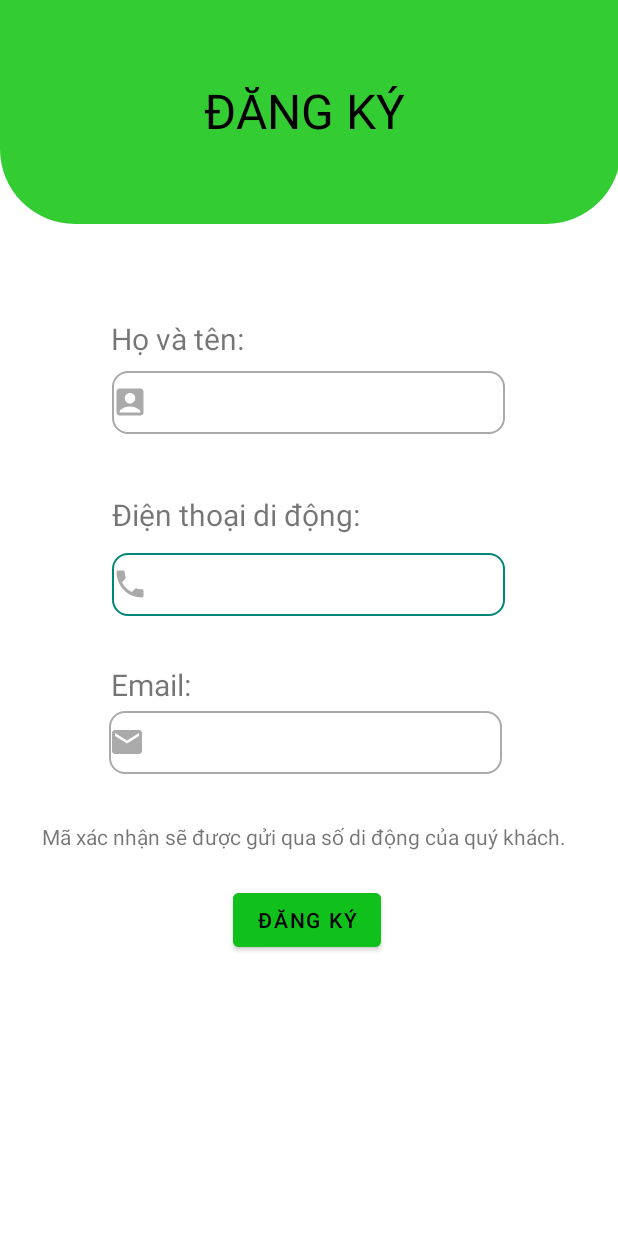
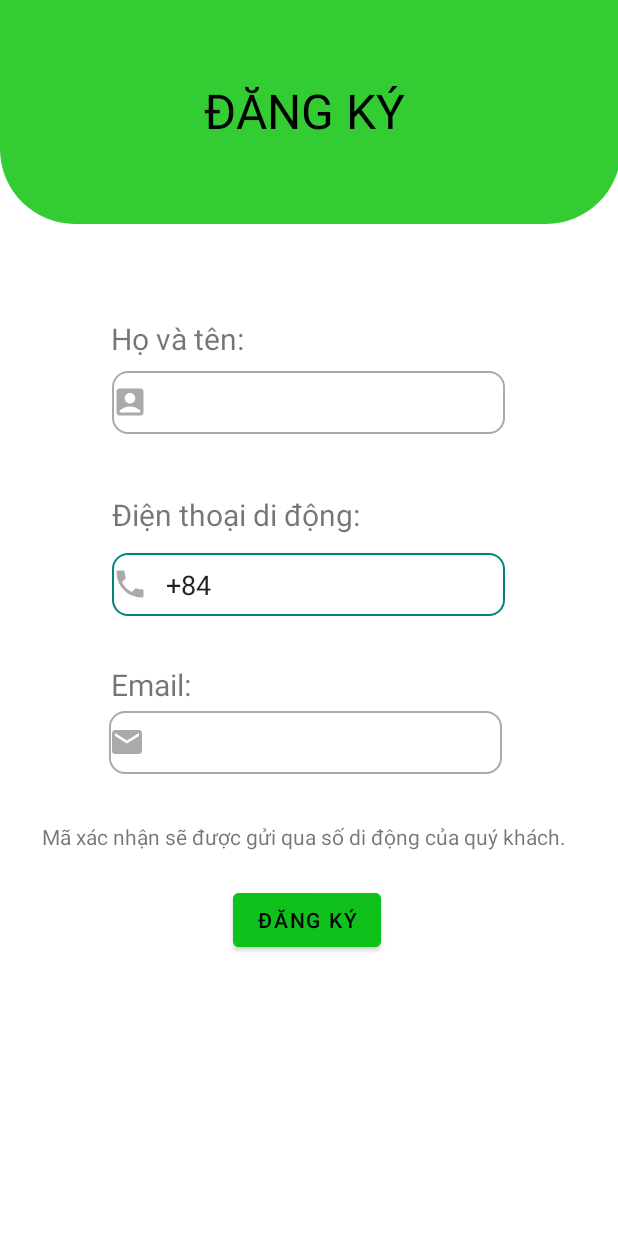
Before and after one commit to Nixa253/VNSAPP, an Android app: the RegisterActivity screen opened directly, with no data from a screen before it, on a phone screen of 412 x 824 dp. Run offline under Robolectric (Android 15) with nearby library versions, the phone set to English and light mode, and no system bars; our stand-ins replace Firebase (no records; nobody signed in at launch, a user with empty details on screens opened directly).

Commit message:
update OTP

```diff
--- a/app/src/main/java/edu/huflit/vnsapp/MainActivity.java
+++ b/app/src/main/java/edu/huflit/vnsapp/MainActivity.java
@@ -3,9 +3,12 @@ package edu.huflit.vnsapp;
 import androidx.appcompat.app.AppCompatActivity;
 
 import android.os.Bundle;
+import android.widget.Button;
 import android.widget.TextView;
 
 public class MainActivity extends AppCompatActivity {
+
+
 
     @Override
     protected void onCreate(Bundle savedInstanceState) {
--- a/app/src/main/res/layout/activity_register.xml
+++ b/app/src/main/res/layout/activity_register.xml
@@ -6,7 +6,7 @@
     android:layout_height="match_parent"
     tools:context=".RegisterActivity">
     <EditText
-        android:id="@+id/editTextTextPersonName2"
+        android:id="@+id/edtSdtDK"
         android:layout_width="262dp"
         android:layout_height="42dp"
         android:layout_marginStart="100dp"
@@ -15,6 +15,7 @@
         android:background="@drawable/custom_input"
         android:drawableStart="@drawable/ic_phone"
         android:drawablePadding="12dp"
+        android:text="+84"
         android:ems="10"
         android:inputType="textPersonName"
         app:layout_constraintEnd_toEndOf="parent"
@@ -33,10 +34,10 @@
         app:layout_constraintEnd_toEndOf="parent"
         app:layout_constraintHorizontal_bias="0.549"
         app:layout_constraintStart_toStartOf="parent"
-        app:layout_constraintTop_toBottomOf="@+id/editTextTextPersonName" />
+        app:layout_constraintTop_toBottomOf="@+id/edtHoTen" />
 
     <EditText
-        android:id="@+id/editTextTextPersonName"
+        android:id="@+id/edtHoTen"
         android:layout_width="262dp"
         android:layout_height="42dp"
         android:layout_marginStart="100dp"
@@ -66,7 +67,7 @@
         app:layout_constraintTop_toTopOf="parent" />
 
     <EditText
-        android:id="@+id/editTextTextPersonName3"
+        android:id="@+id/edtEmail"
         android:layout_width="262dp"
         android:layout_height="42dp"
         android:layout_marginStart="100dp"
@@ -93,7 +94,7 @@
         app:layout_constraintEnd_toEndOf="parent"
         app:layout_constraintHorizontal_bias="0.867"
         app:layout_constraintStart_toStartOf="parent"
-        app:layout_constraintTop_toBottomOf="@+id/editTextTextPersonName2" />
+        app:layout_constraintTop_toBottomOf="@+id/edtSdtDK" />
 
     <ImageView
         android:id="@+id/imageView"
@@ -116,7 +117,7 @@
         app:layout_constraintTop_toTopOf="@+id/imageView" />
 
     <Button
-        android:id="@+id/button"
+        android:id="@+id/btnDKTK"
         android:layout_width="wrap_content"
         android:layout_height="wrap_content"
         android:layout_marginStart="155dp"
@@ -135,6 +136,6 @@
         android:layout_marginTop="32dp"
         android:text="Mã xác nhận sẽ được gửi qua số di động của quý khách."
         app:layout_constraintStart_toStartOf="parent"
-        app:layout_constraintTop_toBottomOf="@+id/editTextTextPersonName3" />
+        app:layout_constraintTop_toBottomOf="@+id/edtEmail" />
 
 </androidx.constraintlayout.widget.ConstraintLayout>
```
Also changed, not shown: app/src/main/java/edu/huflit/vnsapp/LoginActivity.java (+8 -2 lines), app/src/main/java/edu/huflit/vnsapp/OTPActivity.java (+4 -3 lines), app/src/main/java/edu/huflit/vnsapp/RegisterActivity.java (+110 -0 lines).
